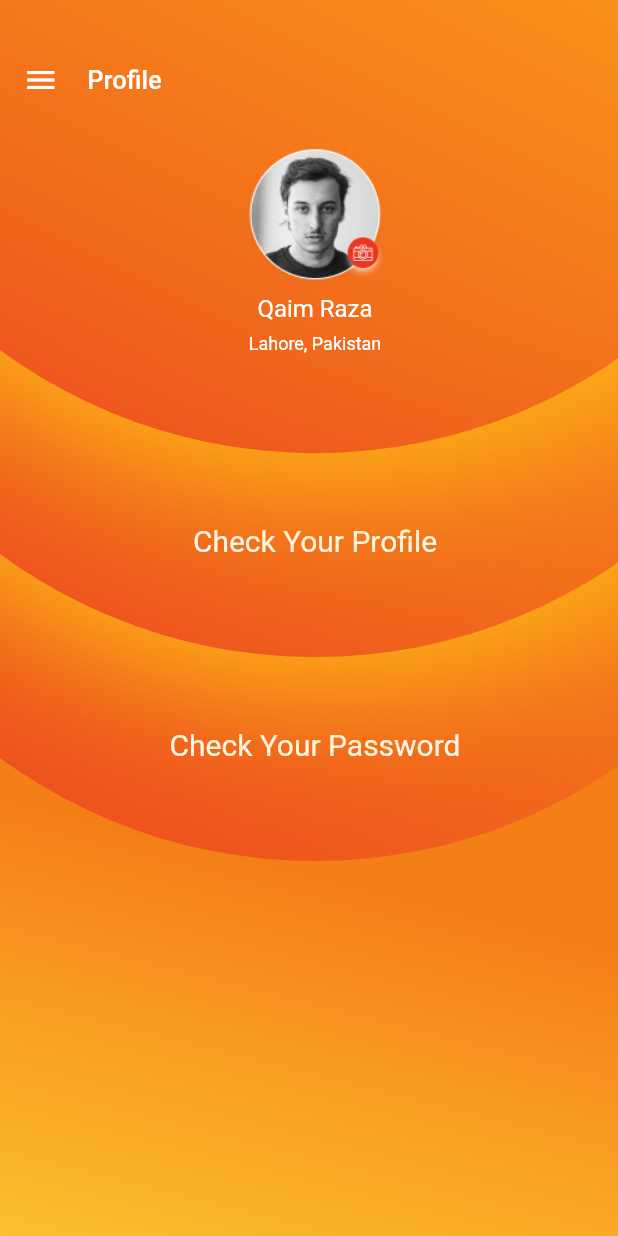
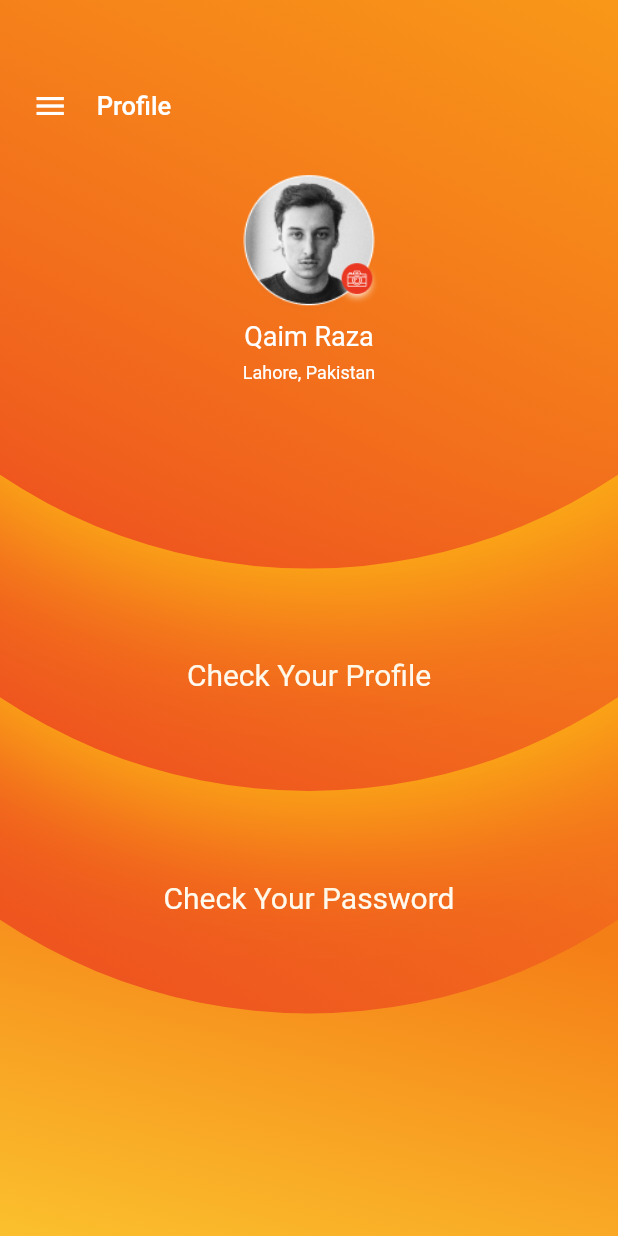
Before and after one commit to QaimRaza1472/Getx-Learning, a Flutter app: the HomeScreen screen opened directly, on a phone screen of 412 x 824 dp. Run offline on Flutter 3.47's test engine with Material 2 defaults, Android fonts, the phone set to English and light mode, and no system bars; our stand-ins replace get.

Commit message:
office work / home screen && Pop Up

```diff
--- a/lib/home_screen.dart
+++ b/lib/home_screen.dart
@@ -30,11 +30,21 @@ class HomeScreen extends StatelessWidget {
 
           /// Elipse 3
           Positioned(
-            left: -145,
-            top: -width1 * 0.33,
+            //left: -145,
+
+            //left: -width1*0.5,
+            //top: -width1 * 0.27,
+
+            left: -height1*0.2,
+            top: -height1*0.08,
+            //top: -10,
+
             child: Container(
-              height: 710,
-              width: 710,
+              //height: 710,
+              //width: 710,
+              width: height1*0.9,
+              height: height1*0.9,
+
               decoration: const BoxDecoration(
                 shape: BoxShape.circle,
                 gradient: LinearGradient(
@@ -68,11 +78,26 @@ class HomeScreen extends StatelessWidget {
 
           /// Elipse 2
           Positioned(
-            left: -145,
-            top: -width1 * 0.66,
+            //left: -145,
+
+            //left: -width1*0.5,
+            //top: -width1 * 0.6,
+
+            //left: -150,
+            left: -height1*0.2,
+            top: -height1*0.26,
+
+
+            //top: -150,
+
+
+
             child: Container(
-              height: 710,
-              width: 710,
+              //height: 710,
+              //width: 710,
+              width: height1*0.9,
+              height: height1*0.9,
+
               decoration: const BoxDecoration(
                 shape: BoxShape.circle,
                 boxShadow: [BoxShadow(color: Color(0xfffdb515), blurRadius: 73, spreadRadius: 16, offset: Offset(0, 4))],
@@ -107,11 +132,31 @@ class HomeScreen extends StatelessWidget {
 
           /// Elipse 1
           Positioned(
-            left: -145,
-            top: -width1 * 0.99,
+            //left: -150,
+            left: -height1*0.2,
+
+            top: -height1*0.44,
+
+            //top: -300,
+
+
+
+            //left: -width1*0.5,
+            //top: -width1 * 0.99-5,
+            //left: -116,
+            //top: -213,
+
             child: Container(
-              height: 710,
-              width: 710,
+              //height: 710,
+              //width: 710,
+
+              width: height1*0.9,
+              height: height1*0.9,
+
+
+              //height: 606,
+             // width: 606,
+
               decoration: const BoxDecoration(
                 shape: BoxShape.circle,
                 boxShadow: [BoxShadow(color: Color(0xfffdb515), blurRadius: 73, spreadRadius: 16, offset: Offset(0, 4))],
@@ -126,12 +171,12 @@ class HomeScreen extends StatelessWidget {
                 ),
               ),
               child: Padding(
-                padding: EdgeInsets.only(bottom: width1 * 0.16),
+                padding: EdgeInsets.only(bottom: width1 * 0.3),
                 child: Column(
                   mainAxisAlignment: MainAxisAlignment.end,
                   children: [
                     Padding(
-                      padding: EdgeInsets.only(right: width1 * 0.75, bottom: width1 * 0.045),
+                      padding: EdgeInsets.only(right: width1 * 0.7, bottom: width1 * 0.045),
                       child: Row(
                         mainAxisAlignment: MainAxisAlignment.center,
                         children: [
@@ -190,7 +235,7 @@ class HomeScreen extends StatelessWidget {
                       "Qaim Raza",
                       style: TextStyle(
                         color: Colors.white,
-                        fontSize: 16,
+                        fontSize: 18,
                       ),
                     ),
                     const SizedBox(
--- a/lib/main.dart
+++ b/lib/main.dart
@@ -34,9 +34,9 @@ class MyApp extends StatelessWidget {
         // is not restarted.
         primarySwatch: Colors.blue,
       ),
-      //home:const HomeScreen(),
+      home:const HomeScreen(),
 
-       home: ChangePasswordDialog(),
+       //home: ChangePasswordDialog(),
 
       //home: OtpDialog(),
 
```
